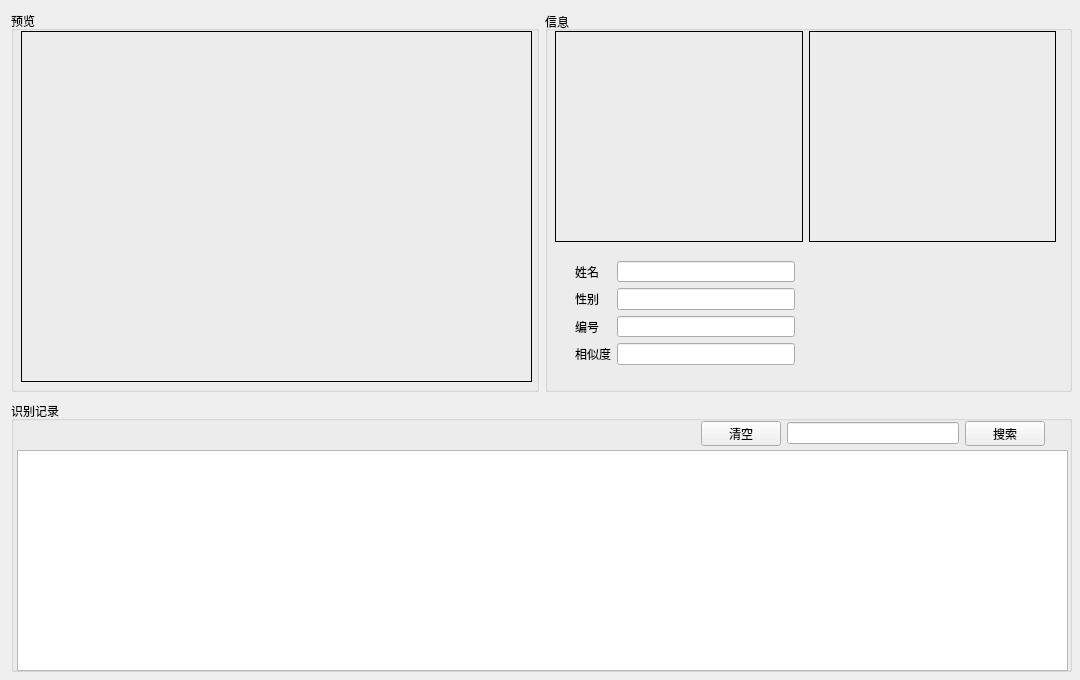
Above: previewview.ui from NevilleNoah/HikvisionCamera2 before the change. Below: the same form after it.
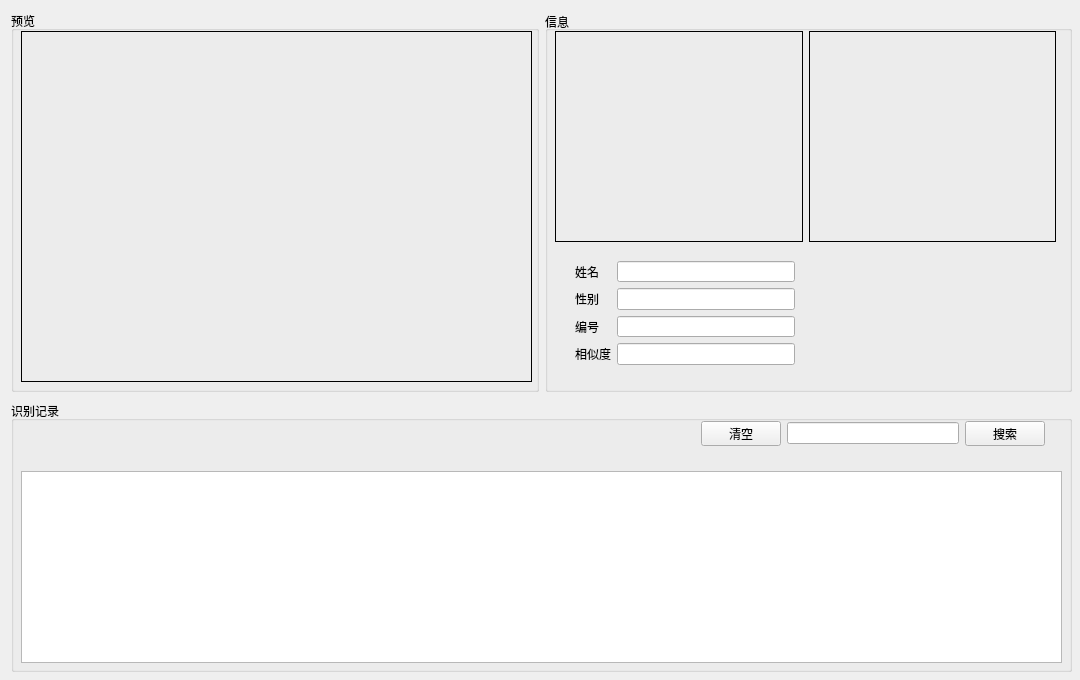
That is the form after the change.

What changed in the file:
```diff
--- a/previewview.ui
+++ b/previewview.ui
@@ -230,23 +230,7 @@
    <property name="flat">
     <bool>false</bool>
    </property>
-   <widget class="QListWidget" name="alarmList">
-    <property name="geometry">
-     <rect>
-      <x>6</x>
-      <y>49</y>
-      <width>1051</width>
-      <height>221</height>
-     </rect>
-    </property>
-    <property name="sizePolicy">
-     <sizepolicy hsizetype="Fixed" vsizetype="Fixed">
-      <horstretch>0</horstretch>
-      <verstretch>0</verstretch>
-     </sizepolicy>
-    </property>
-   </widget>
-   <widget class="QWidget" name="">
+   <widget class="QWidget" name="layoutWidget">
     <property name="geometry">
      <rect>
       <x>690</x>
@@ -282,6 +266,16 @@
      </item>
     </layout>
    </widget>
+   <widget class="QListWidget" name="alarmList">
+    <property name="geometry">
+     <rect>
+      <x>10</x>
+      <y>70</y>
+      <width>1041</width>
+      <height>192</height>
+     </rect>
+    </property>
+   </widget>
   </widget>
  </widget>
  <resources/>
```
Left out of the diff: 4 changed lines with no effect on the pictures.
